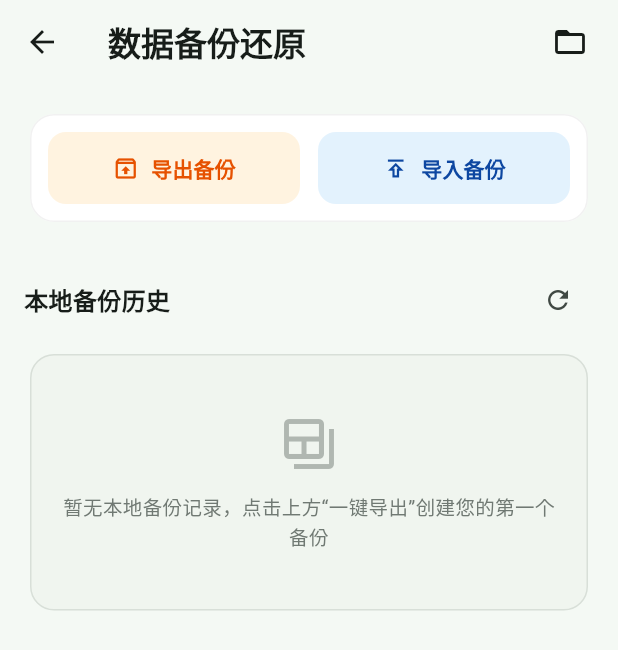
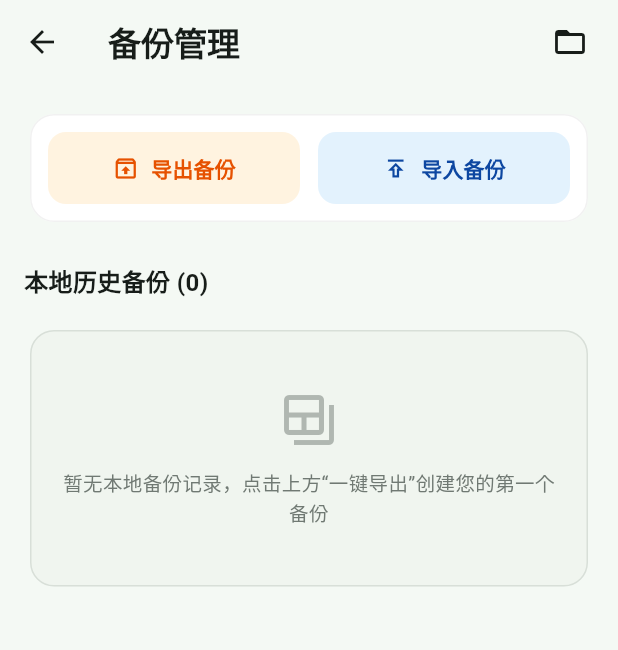
Before and after one commit to lemonsuan/jinxiaocun, a Flutter app: the screen it shows after launch, item 4 of the bottom bar chosen, after a tap on "备份管理", on a phone screen of 412 x 824 dp. Shown: the top 650 px of the screen. Run offline on Flutter 3.47's test engine with Material 3 defaults, Android fonts, the phone set to English and light mode, and no system bars; our stand-ins replace file_picker, image_picker, sqflite; missing offline and left inert: mobile_scanner; accounts and stored records are empty.

Commit message:
refactor: 1:1 pixel-level visual and layout restoration for mobile app

```diff
--- a/mobile_app/lib/src/ui/app_home.dart
+++ b/mobile_app/lib/src/ui/app_home.dart
@@ -387,7 +387,6 @@ class _AppHomeState extends State<AppHome> {
   Widget _stockTotalsTab() {
     final stocks = _filteredStockTotals();
     return _page([
-      _sectionTitle('商品总量'),
       TextField(
         controller: _stockSearchController,
         onChanged: (_) => setState(() {}),
@@ -420,7 +419,6 @@ class _AppHomeState extends State<AppHome> {
   Widget _historyOutboundTab() {
     final orders = _filteredOutboundHistory();
     return _page([
-      _sectionTitle('历史出库'),
       TextField(
         controller: _outboundHistorySearchController,
         onChanged: (_) => setState(() {}),
@@ -609,32 +607,6 @@ class _AppHomeState extends State<AppHome> {
       ),
       const SizedBox(height: 16),
 
-      // 3. 独立 AI 识别配置 Card (轻量卡片)
-      Card(
-        elevation: 0,
-        color: Colors.white,
-        shape: RoundedRectangleBorder(
-          borderRadius: BorderRadius.circular(16),
-          side: BorderSide(color: Colors.grey.shade200.withOpacity(0.8)),
-        ),
-        child: Padding(
-          padding: const EdgeInsets.symmetric(horizontal: 16, vertical: 4),
-          child: ListTile(
-            contentPadding: EdgeInsets.zero,
-            leading: Container(
-              padding: const EdgeInsets.all(10),
-              decoration: BoxDecoration(
-                color: Colors.teal.shade50,
-                borderRadius: BorderRadius.circular(12),
-              ),
-              child: const Icon(Icons.auto_awesome, color: Colors.teal, size: 20),
-            ),
-            title: const Text('AI 识别配置', style: TextStyle(fontSize: 15, fontWeight: FontWeight.bold)),
-            subtitle: const Text('配置在线 AI 提取的模型、API Key 与接口地址', style: TextStyle(fontSize: 12, color: Colors.grey)),
-            onTap: _openAIConfigDialog,
-          ),
-        ),
-      ),
     ]);
   }
 
@@ -1182,7 +1154,8 @@ class _AppHomeState extends State<AppHome> {
           child: Column(
             crossAxisAlignment: CrossAxisAlignment.start,
             children: [
-              // 1. 未展开时展现头部
+              // 1. 未展开时展现头部 Row
+              if (!isExpanded)
                 Row(
                   crossAxisAlignment: CrossAxisAlignment.center,
                   children: [
@@ -1241,9 +1214,7 @@ class _AppHomeState extends State<AppHome> {
 
               // 2. 展开显示商品与操作
               if (isExpanded) ...[
-                const SizedBox(height: 16),
-                const Divider(height: 1),
-                const SizedBox(height: 12),
+                // 已在上方的 Row 隐藏，直接平铺展示商品列表，无需 SizedBox 和 Divider
 
                 // 商品明细列表
                 ListView.builder(
@@ -3026,20 +2997,29 @@ class _AppHomeState extends State<AppHome> {
 
   Widget _inventoryManagementTab() {
     return Column(
-      children: [
+      crossAxisAlignment: CrossAxisAlignment.start,
+      children: [
+        Padding(
+          padding: const EdgeInsets.only(left: 16, right: 16, top: 8, bottom: 4),
+          child: Text(
+            '库存管理',
+            style: Theme.of(context).textTheme.titleLarge?.copyWith(
+                  fontWeight: FontWeight.bold,
+                ),
+          ),
+        ),
         Padding(
           padding: const EdgeInsets.symmetric(horizontal: 16, vertical: 8),
           child: SegmentedButton<int>(
+            showSelectedIcon: false,
             segments: const [
               ButtonSegment<int>(
                 value: 0,
-                label: Text('库存管理'),
-                icon: Icon(Icons.inventory_2_outlined),
+                label: Text('库存商品'),
               ),
               ButtonSegment<int>(
                 value: 1,
                 label: Text('历史出库'),
-                icon: Icon(Icons.local_shipping_outlined),
               ),
             ],
             selected: {_inventorySubTabIndex},
--- a/mobile_app/lib/src/ui/backup_management_page.dart
+++ b/mobile_app/lib/src/ui/backup_management_page.dart
@@ -269,7 +269,7 @@ class _BackupManagementPageState extends State<BackupManagementPage> {
 
     return Scaffold(
       appBar: AppBar(
-        title: const Text('数据备份还原', style: TextStyle(fontWeight: FontWeight.bold)),
+        title: const Text('备份管理', style: TextStyle(fontWeight: FontWeight.bold)),
         elevation: 0,
         backgroundColor: Colors.transparent,
         foregroundColor: colorScheme.onSurface,
@@ -299,18 +299,12 @@ class _BackupManagementPageState extends State<BackupManagementPage> {
                 const SizedBox(height: 24),
 
                 // 2. 备份历史标头
-                Row(
-                  mainAxisAlignment: MainAxisAlignment.spaceBetween,
-                  children: [
-                    const Text(
-                      '本地备份历史',
-                      style: TextStyle(fontSize: 16, fontWeight: FontWeight.bold),
-                    ),
-                    IconButton(
-                      icon: const Icon(Icons.refresh, size: 20),
-                      onPressed: _loadBackupList,
-                    )
-                  ],
+                Padding(
+                  padding: const EdgeInsets.only(bottom: 8),
+                  child: Text(
+                    '本地历史备份 (${_backupFiles.length})',
+                    style: const TextStyle(fontSize: 16, fontWeight: FontWeight.bold),
+                  ),
                 ),
                 const SizedBox(height: 8),
 
@@ -357,9 +351,9 @@ class _BackupManagementPageState extends State<BackupManagementPage> {
                         contentPadding: const EdgeInsets.symmetric(horizontal: 16, vertical: 8),
                         leading: Container(
                           padding: const EdgeInsets.all(10),
-                          decoration: const BoxDecoration(
-                            color: Color(0xFFE8F3ED),
-                            shape: BoxShape.circle,
+                          decoration: BoxDecoration(
+                            color: const Color(0xFFE8F3ED),
+                            borderRadius: BorderRadius.circular(8),
                           ),
                           child: const Icon(Icons.history, color: Color(0xff2d6a4f), size: 20),
                         ),
```
Lines whose indentation alone changed are shown as unchanged.
